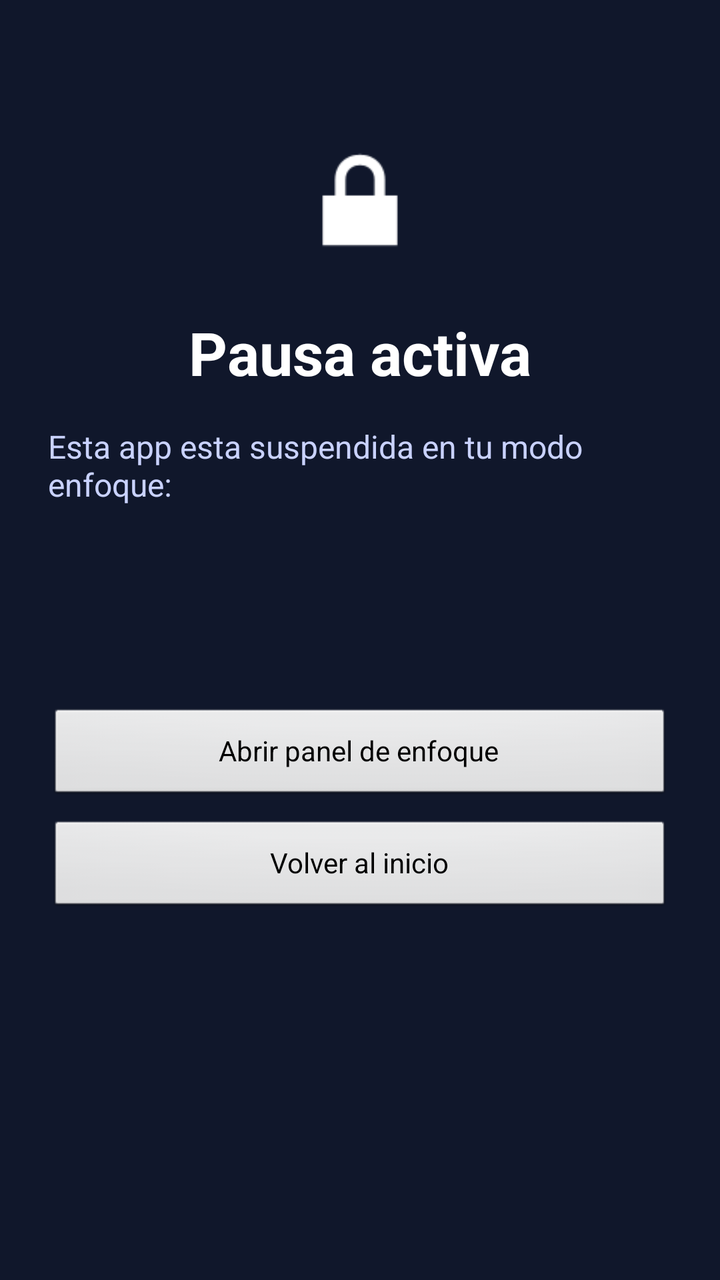
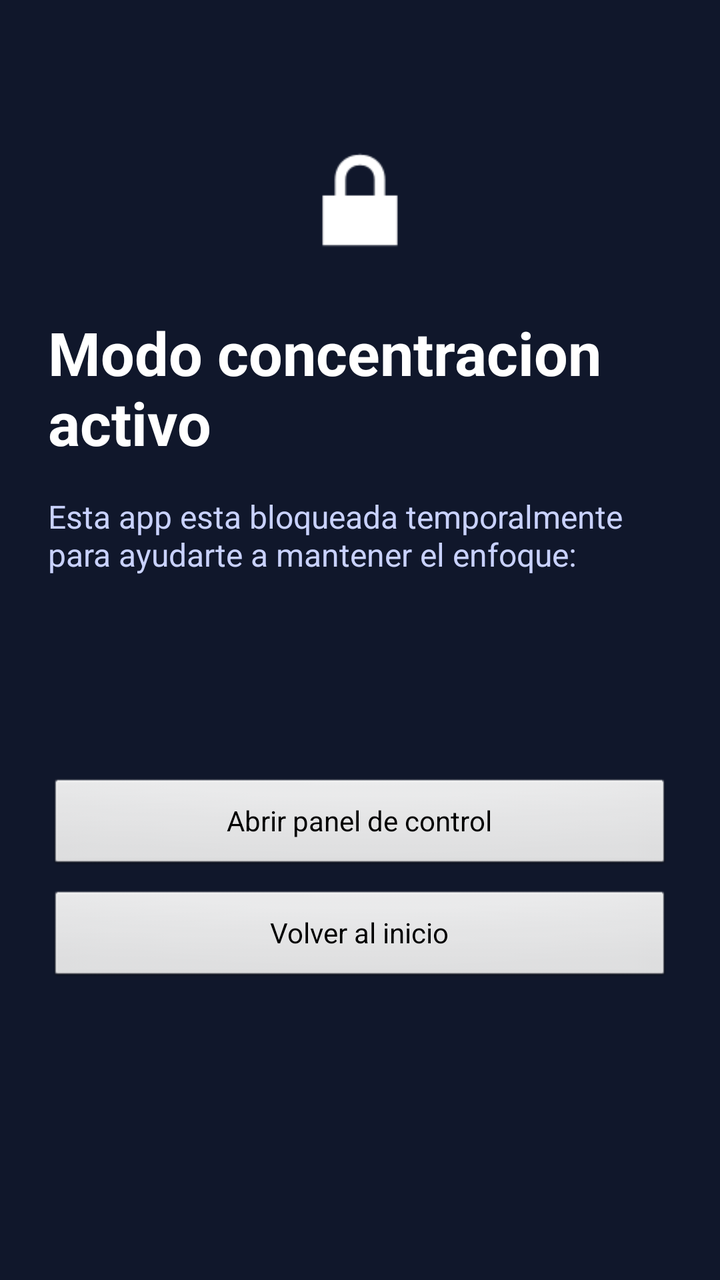

The first picture is an Android layout as it rendered before a commit; the second is the same layout after the commit. The layout source and the unified diff follow.
<!-- AndroidManifest.xml: activity theme BlockScreenTheme -->
<!-- res/layout/activity_blocked_app.xml -->
<?xml version="1.0" encoding="utf-8"?>
<LinearLayout xmlns:android="http://schemas.android.com/apk/res/android"
    android:layout_width="match_parent"
    android:layout_height="match_parent"
    android:background="#10172B"
    android:gravity="center_horizontal"
    android:orientation="vertical"
    android:padding="24dp">

    <ImageView
        android:id="@+id/lockIcon"
        android:layout_width="72dp"
        android:layout_height="72dp"
        android:layout_marginTop="40dp"
        android:contentDescription="Candado"
        android:src="@android:drawable/ic_lock_lock"
        android:tint="#FFFFFF" />

    <TextView
        android:id="@+id/titleText"
        android:layout_width="wrap_content"
        android:layout_height="wrap_content"
        android:layout_marginTop="20dp"
        android:text="Pausa activa"
        android:textColor="#FFFFFF"
        android:textSize="30sp"
        android:textStyle="bold" />

    <TextView
        android:id="@+id/blockSubtitleText"
        android:layout_width="wrap_content"
        android:layout_height="wrap_content"
        android:layout_marginTop="16dp"
        android:text="Esta app esta suspendida en tu modo enfoque:"
        android:textColor="#C9D2FF"
        android:textSize="16sp" />

    <TextView
        android:id="@+id/blockedPackageText"
        android:layout_width="wrap_content"
        android:layout_height="wrap_content"
        android:layout_marginTop="8dp"
        android:textColor="#FFFFFF"
        android:textSize="18sp"
        android:textStyle="bold" />

    <TextView
        android:id="@+id/reasonText"
        android:layout_width="match_parent"
        android:layout_height="wrap_content"
        android:layout_marginTop="20dp"
        android:gravity="center"
        android:textColor="#C9D2FF"
        android:textSize="15sp" />

    <Button
        android:id="@+id/openDashboardButton"
        android:layout_width="match_parent"
        android:layout_height="wrap_content"
        android:layout_marginTop="28dp"
        android:text="Abrir panel de enfoque" />

    <Button
        android:id="@+id/homeButton"
        android:layout_width="match_parent"
        android:layout_height="wrap_content"
        android:layout_marginTop="8dp"
        android:text="Volver al inicio" />

</LinearLayout>
<!-- resources referenced by this layout -->
<resources>
  <style name="BlockScreenTheme" parent="@android:style/Theme.Black.NoTitleBar.Fullscreen">
          <item name="android:windowIsTranslucent">false</item>
          <item name="android:windowFullscreen">true</item>
      </style>
</resources>

<!-- the commit's change to res/layout/activity_blocked_app.xml (unified diff, before → after) -->
@@ -21,7 +21,7 @@
         android:layout_width="wrap_content"
         android:layout_height="wrap_content"
         android:layout_marginTop="20dp"
-        android:text="Pausa activa"
+        android:text="Modo concentracion activo"
         android:textColor="#FFFFFF"
         android:textSize="30sp"
         android:textStyle="bold" />
@@ -31,7 +31,7 @@
         android:layout_width="wrap_content"
         android:layout_height="wrap_content"
         android:layout_marginTop="16dp"
-        android:text="Esta app esta suspendida en tu modo enfoque:"
+        android:text="Esta app esta bloqueada temporalmente para ayudarte a mantener el enfoque:"
         android:textColor="#C9D2FF"
         android:textSize="16sp" />
 
@@ -58,7 +58,7 @@
         android:layout_width="match_parent"
         android:layout_height="wrap_content"
         android:layout_marginTop="28dp"
-        android:text="Abrir panel de enfoque" />
+        android:text="Abrir panel de control" />
 
     <Button
         android:id="@+id/homeButton"
